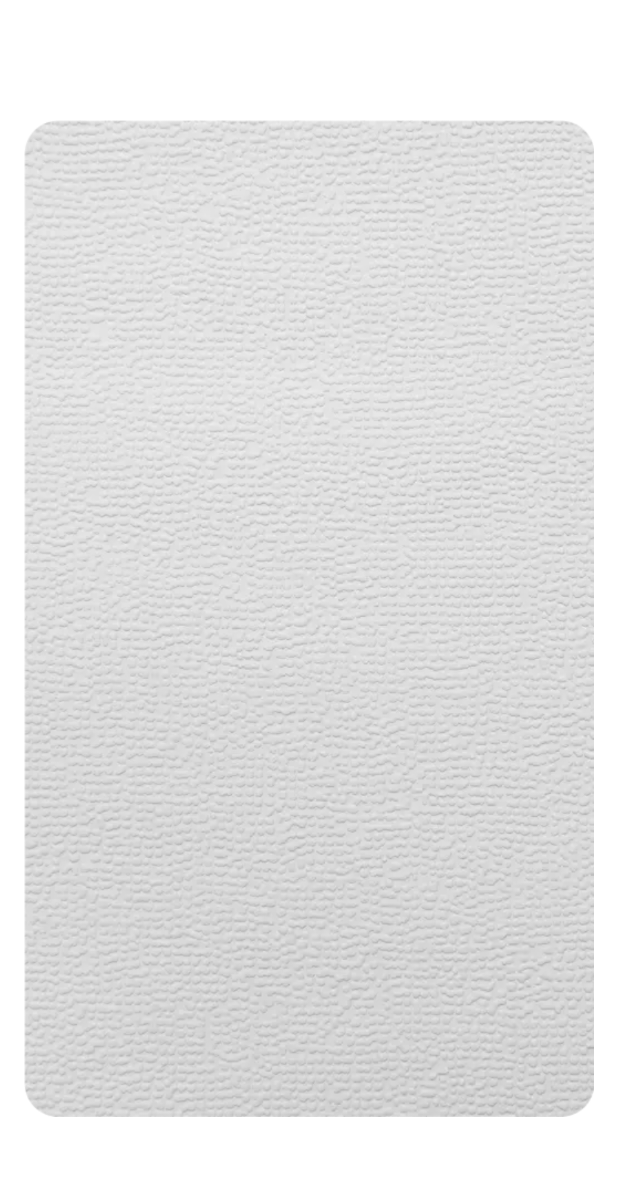
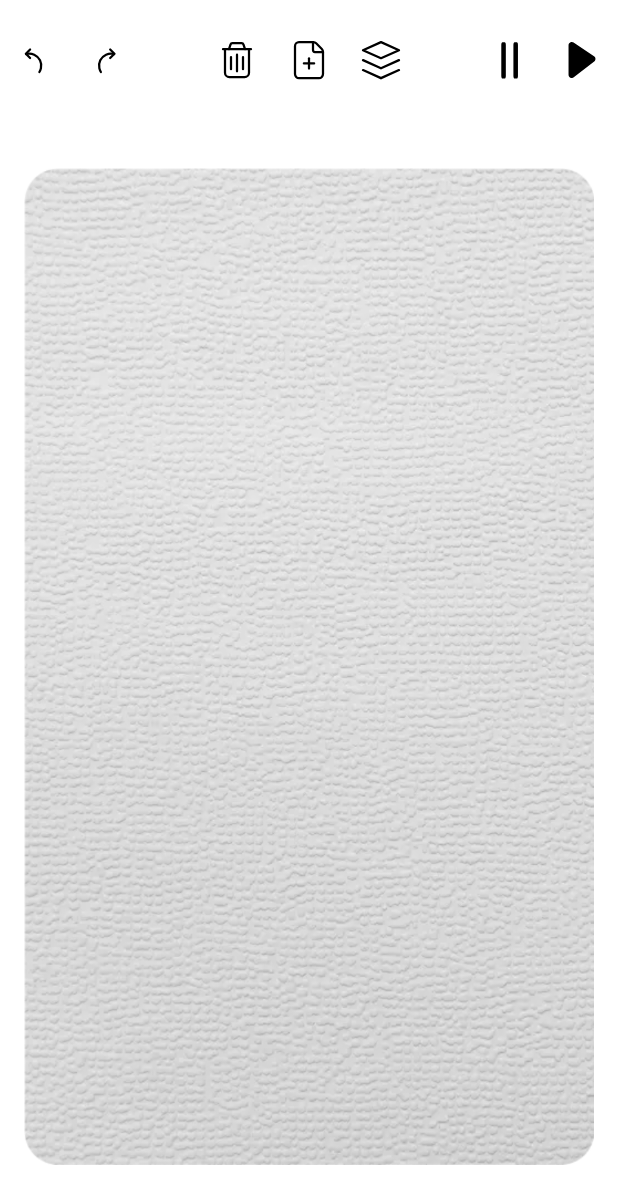
Before and after one commit to JE-DOG/Draw-Animation, an Android app built with Jetpack Compose: the screen it shows after launch (MainActivity), on a phone screen of 412 x 824 dp. Shown: the top 1204 px of the screen. Run offline under Robolectric (Android 15) with nearby library versions, the phone set to English and light mode, and no system bars.

Commit message:
DA-2: Implement frames manage logic and previous frame show

```diff
--- a/app/src/main/java/ru/je_dog/draw_animation/ui/canvas/CanvasScreen.kt
+++ b/app/src/main/java/ru/je_dog/draw_animation/ui/canvas/CanvasScreen.kt
@@ -5,6 +5,8 @@ import androidx.compose.runtime.collectAsState
 import androidx.compose.runtime.getValue
 import androidx.compose.ui.Modifier
 import ru.je_dog.draw_animation.ui.canvas.component.CanvasContent
+import ru.je_dog.draw_animation.ui.canvas.component.dialog.SetFrameDialog
+import ru.je_dog.draw_animation.ui.canvas.viewmodel.CanvasState
 import ru.je_dog.draw_animation.ui.canvas.viewmodel.CanvasViewModel
 
 @Composable
@@ -19,4 +21,9 @@ fun CanvasScreen(
         modifier = modifier,
         onAction = viewModel::action,
     )
+
+    SetFrameDialog(
+        state = state as? CanvasState.Drawing ?: return,
+        onAction = viewModel::action,
+    )
 }
--- a/app/src/main/java/ru/je_dog/draw_animation/ui/canvas/component/CanvasContent.kt
+++ b/app/src/main/java/ru/je_dog/draw_animation/ui/canvas/component/CanvasContent.kt
@@ -2,6 +2,7 @@ package ru.je_dog.draw_animation.ui.canvas.component
 
 import androidx.compose.foundation.layout.Box
 import androidx.compose.foundation.layout.fillMaxSize
+import androidx.compose.foundation.layout.fillMaxWidth
 import androidx.compose.foundation.layout.padding
 import androidx.compose.material3.MaterialTheme
 import androidx.compose.material3.Scaffold
@@ -24,7 +25,12 @@ fun CanvasContent(
     Scaffold(
         modifier = modifier,
         topBar = {
-            CanvasTopBar()
+            CanvasTopBar(
+                modifier = Modifier
+                    .padding(top = 16.dp)
+                    .fillMaxWidth(),
+                onAction = onAction,
+            )
         },
         bottomBar = {
             CanvasBottomBar()
--- a/app/src/main/java/ru/je_dog/draw_animation/ui/canvas/component/CanvasMainContent.kt
+++ b/app/src/main/java/ru/je_dog/draw_animation/ui/canvas/component/CanvasMainContent.kt
@@ -19,6 +19,8 @@ import ru.je_dog.draw_animation.shared.theme.DrawAnimationTheme
 import ru.je_dog.draw_animation.ui.canvas.util.DrawHelper
 import ru.je_dog.draw_animation.ui.canvas.viewmodel.CanvasAction
 import ru.je_dog.draw_animation.ui.canvas.viewmodel.CanvasState
+
+private const val PREVIOUS_DRAW_ALPHA = 0.3F
 
 @Composable
 fun CanvasMainContent(
@@ -50,6 +52,8 @@ fun CanvasMainContent(
                 )
                 val frame = state.frames[state.currentFrameIndex]
                 val paths = DrawHelper.generatePaths(frame.draws)
+                val previousFrame = state.frames.getOrNull(state.currentFrameIndex - 1)
+                val previousFramePaths = DrawHelper.generatePaths(previousFrame?.draws ?: emptyList())
 
                 onDrawWithContent {
                     drawContent()
@@ -59,6 +63,15 @@ fun CanvasMainContent(
                             path = path,
                             style = stroke,
                             color = Color.Red,
+                        )
+                    }
+
+                    previousFramePaths.fastForEach {  path ->
+                        drawPath(
+                            path = path,
+                            style = stroke,
+                            color = Color.Red,
+                            alpha = PREVIOUS_DRAW_ALPHA,
                         )
                     }
                 }
--- a/app/src/main/java/ru/je_dog/draw_animation/ui/canvas/component/bars/CanvasTopBar.kt
+++ b/app/src/main/java/ru/je_dog/draw_animation/ui/canvas/component/bars/CanvasTopBar.kt
@@ -1,9 +1,145 @@
 package ru.je_dog.draw_animation.ui.canvas.component.bars
 
+import androidx.compose.foundation.layout.Arrangement
+import androidx.compose.foundation.layout.Row
+import androidx.compose.foundation.layout.fillMaxWidth
+import androidx.compose.material3.Icon
+import androidx.compose.material3.IconButton
+import androidx.compose.material3.MaterialTheme
 import androidx.compose.runtime.Composable
 import androidx.compose.ui.Modifier
+import androidx.compose.ui.res.painterResource
+import ru.je_dog.draw_animation.R
+import ru.je_dog.draw_animation.core.compose.preview.DefaultPreview
+import ru.je_dog.draw_animation.shared.theme.DrawAnimationTheme
+import ru.je_dog.draw_animation.ui.canvas.viewmodel.CanvasAction
 
 @Composable
 fun CanvasTopBar(
     modifier: Modifier = Modifier,
-) {}
+    onAction: (CanvasAction) -> Unit = {},
+) {
+    Row(
+        modifier = modifier,
+        horizontalArrangement = Arrangement.SpaceBetween
+    ) {
+        DrawChangeManage(
+            onAction = onAction,
+        )
+
+        LayersManage(
+            onAction = onAction,
+        )
+
+        AnimationManage(
+            onAction = onAction,
+        )
+    }
+}
+
+@Composable
+private fun DrawChangeManage(
+    modifier: Modifier = Modifier,
+    onAction: (CanvasAction) -> Unit = {},
+) {
+    Row(
+        modifier = modifier,
+    ) {
+        IconButton(onClick = { /*TODO*/ }) {
+            Icon(
+                painter = painterResource(id = R.drawable.ic_undo),
+                tint = MaterialTheme.colorScheme.outline,
+                contentDescription = null,
+            )
+        }
+
+        IconButton(onClick = { /*TODO*/ }) {
+            Icon(
+                painter = painterResource(id = R.drawable.ic_redo),
+                tint = MaterialTheme.colorScheme.outline,
+                contentDescription = null,
+            )
+        }
+    }
+}
+
+@Composable
+private fun LayersManage(
+    modifier: Modifier = Modifier,
+    onAction: (CanvasAction) -> Unit = {},
+) {
+    Row(
+        modifier = modifier,
+    ) {
+        IconButton(onClick = {
+            val action = CanvasAction.FramesManage.DeleteFrame
+            onAction(action)
+        }) {
+            Icon(
+                painter = painterResource(id = R.drawable.ic_bin),
+                tint = MaterialTheme.colorScheme.outline,
+                contentDescription = null,
+            )
+        }
+
+        IconButton(onClick = {
+            val action = CanvasAction.FramesManage.CreateNewFrame
+            onAction(action)
+        }) {
+            Icon(
+                painter = painterResource(id = R.drawable.ic_create_frame),
+                tint = MaterialTheme.colorScheme.outline,
+                contentDescription = null,
+            )
+        }
+
+        IconButton(onClick = {
+            val action = CanvasAction.FramesManage.ShowAllFrames
+            onAction(action)
+        }) {
+            Icon(
+                painter = painterResource(id = R.drawable.ic_layers),
+                tint = MaterialTheme.colorScheme.outline,
+                contentDescription = null,
+            )
+        }
+    }
+}
+
+@Composable
+private fun AnimationManage(
+    modifier: Modifier = Modifier,
+    onAction: (CanvasAction) -> Unit = {},
+) {
+    Row(
+        modifier = modifier,
+    ) {
+        IconButton(onClick = { /*TODO*/ }) {
+            Icon(
+                painter = painterResource(id = R.drawable.ic_pause),
+                tint = MaterialTheme.colorScheme.outline,
+                contentDescription = null,
+            )
+        }
+
+        IconButton(onClick = { /*TODO*/ }) {
+            Icon(
+                painter = painterResource(id = R.drawable.ic_play),
+                tint = MaterialTheme.colorScheme.outline,
+                contentDescription = null,
+            )
+        }
+    }
+}
+
+//region Preview
+@Composable
+@DefaultPreview
+private fun CanvasTopBarPreview() {
+    DrawAnimationTheme {
+        CanvasTopBar(
+            modifier = Modifier.fillMaxWidth()
+        )
+    }
+}
+//endregion
--- a/app/src/main/java/ru/je_dog/draw_animation/ui/canvas/viewmodel/CanvasState.kt
+++ b/app/src/main/java/ru/je_dog/draw_animation/ui/canvas/viewmodel/CanvasState.kt
@@ -18,5 +18,6 @@ sealed class CanvasState {
         override val frames: List<Frame> = listOf(Frame()),
         override val currentFrameIndex: Int = 0,
         val property: DrawProperty = DrawProperty.Line(),
+        val showFrames: Boolean = false,
     ) : CanvasState()
 }
--- a/app/src/main/res/values/strings.xml
+++ b/app/src/main/res/values/strings.xml
@@ -1,3 +1,5 @@
 <resources>
     <string name="app_name">Draw Animation</string>
+
+    <string name="canvas_dialog_frame">Frame %d</string>
 </resources>
```
Also changed, not shown: app/src/main/java/ru/je_dog/draw_animation/core/compose/preview/DefaultPreview.kt (added, +17 -0 lines), app/src/main/java/ru/je_dog/draw_animation/ui/canvas/component/dialog/SetFrameDialog.kt (added, +120 -0 lines), app/src/main/java/ru/je_dog/draw_animation/ui/canvas/viewmodel/CanvasAction.kt (+14 -1 lines), app/src/main/java/ru/je_dog/draw_animation/ui/canvas/viewmodel/CanvasViewModel.kt (+79 -1 lines).
